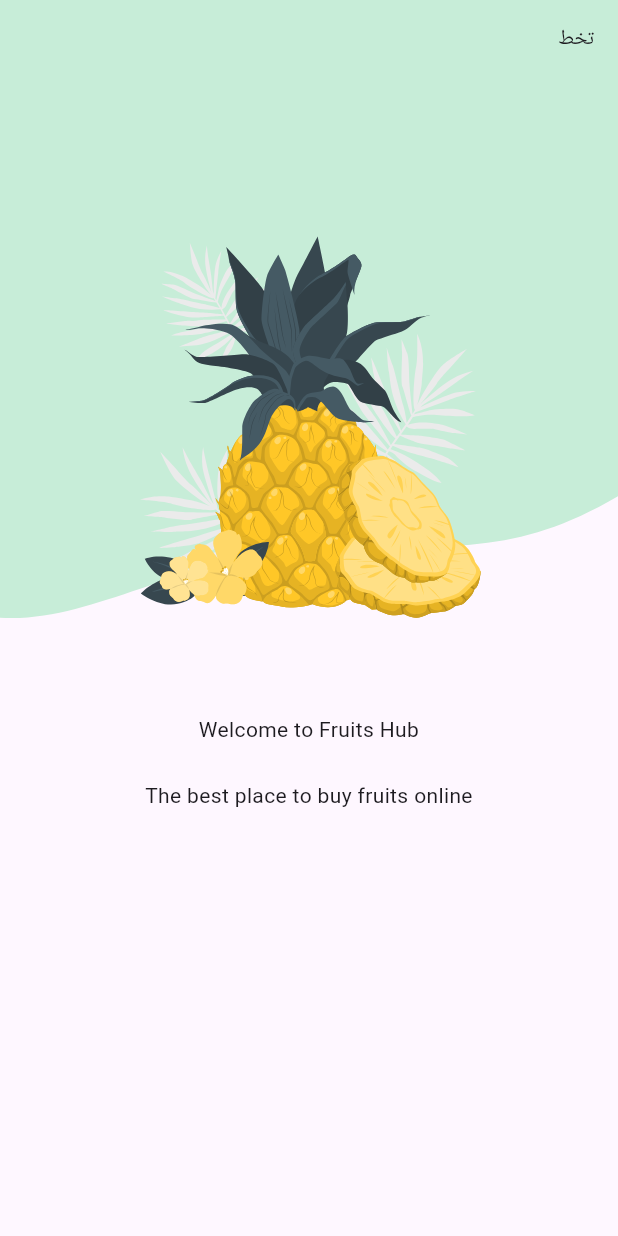
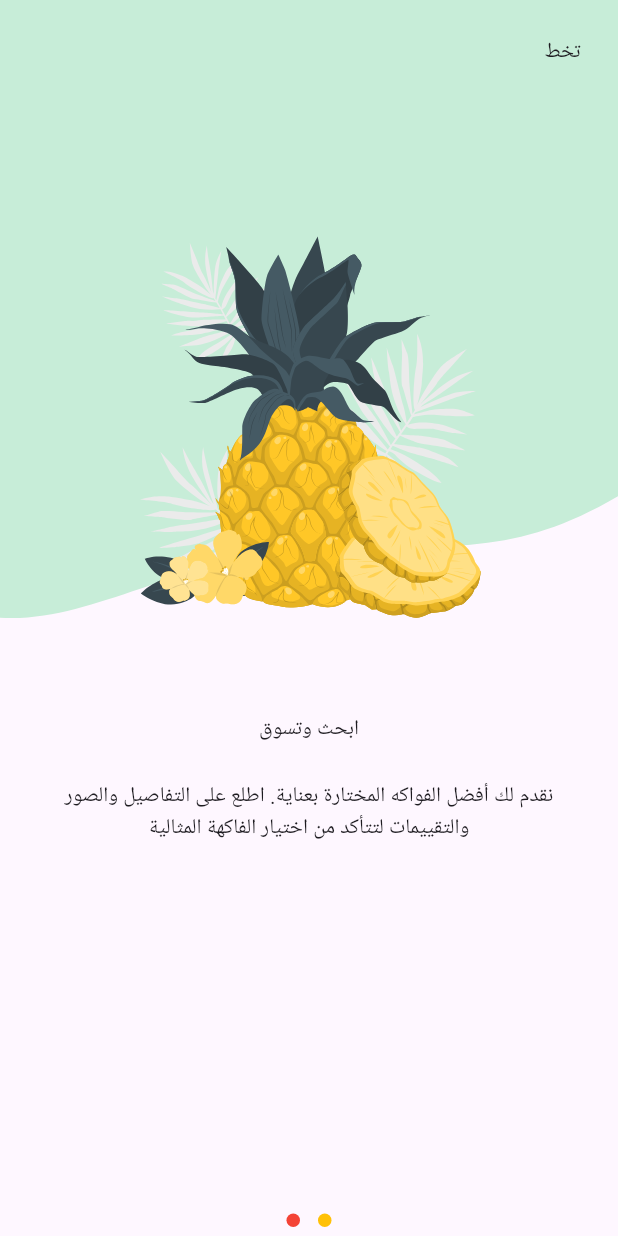
Before and after one commit to HamzaAlwajeeh/Fruits-Hub, a Flutter app: the screen it shows after launch, swiped to page 2, on a phone screen of 412 x 824 dp. Run offline on Flutter 3.47's test engine with Material 3 defaults, Android fonts, the phone set to English and light mode, and no system bars; drawn by our look-alikes of dots_indicator; our stand-ins replace flutter_svg.

Commit message:
Enhance OnBoardingView layout with DotsIndicator and update OnBoardingPageItem subtitle for improved localization

```diff
--- a/lib/Features/on_Boarding/presentation/views/on_boarding_view.dart
+++ b/lib/Features/on_Boarding/presentation/views/on_boarding_view.dart
@@ -1,3 +1,4 @@
+import 'package:dots_indicator/dots_indicator.dart';
 import 'package:flutter/material.dart';
 import 'package:fruits_hub/Features/on_Boarding/presentation/views/widgets/on_boarding_body.dart';
 
@@ -6,6 +7,19 @@ class OnBoardingView extends StatelessWidget {
   static const String routeName = 'onBoarding';
   @override
   Widget build(BuildContext context) {
-    return Scaffold(body: OnBoardingBody());
+    return Scaffold(
+      body: Column(
+        children: [
+          Expanded(child: OnBoardingBody()),
+          DotsIndicator(
+            dotsCount: 2,
+            decorator: DotsDecorator(
+              activeColor: Colors.amber,
+              color: Colors.red,
+            ),
+          ),
+        ],
+      ),
+    );
   }
 }
--- a/lib/Features/on_Boarding/presentation/views/widgets/on_boarding_page_item.dart
+++ b/lib/Features/on_Boarding/presentation/views/widgets/on_boarding_page_item.dart
@@ -32,7 +32,7 @@ class OnBoardingPageItem extends StatelessWidget {
                 right: 0,
                 child: SvgPicture.asset(image),
               ),
-              Padding(padding: const EdgeInsets.all(16.0), child: Text('تخط')),
+              Padding(padding: const EdgeInsets.all(25.0), child: Text('تخط')),
             ],
           ),
         ),
--- a/lib/Features/on_Boarding/presentation/views/widgets/on_boarding_page_view.dart
+++ b/lib/Features/on_Boarding/presentation/views/widgets/on_boarding_page_view.dart
@@ -22,16 +22,10 @@ class OnBoardingPageView extends StatelessWidget {
         OnBoardingPageItem(
           background: Assets.imagesPageViewItem2Background,
           image: Assets.imagesPageViewItem2Image,
-          title: Text('Welcome to Fruits Hub'),
-          subTitle: 'The best place to buy fruits online',
+          title: Text('ابحث وتسوق'),
+          subTitle:
+              'نقدم لك أفضل الفواكه المختارة بعناية. اطلع على التفاصيل والصور والتقييمات لتتأكد من اختيار الفاكهة المثالية',
         ),
-
-        // OnBoardingPageItem(
-        //   background: Assets.imagesPageViewItem2Background,
-        //   image: Assets.imagesPageViewItem2Image,
-        //   title: Text('Welcom to Fruits Hub'),
-        //   subtitle: 'Our app is easy to use and navigate',
-        // ),
       ],
     );
   }
--- a/pubspec.yaml
+++ b/pubspec.yaml
@@ -29,11 +29,12 @@ environment:
 # versions available, run `flutter pub outdated`.
 dependencies:
   cupertino_icons: ^1.0.8
+  dots_indicator: ^4.0.1
   flutter:
     sdk: flutter
-  flutter_svg: ^2.2.1
   flutter_localizations:
     sdk: flutter
+  flutter_svg: ^2.2.1
 
 dev_dependencies:
   flutter_launcher_icons: ^0.14.4
```
Also changed, not shown: pubspec.lock.
